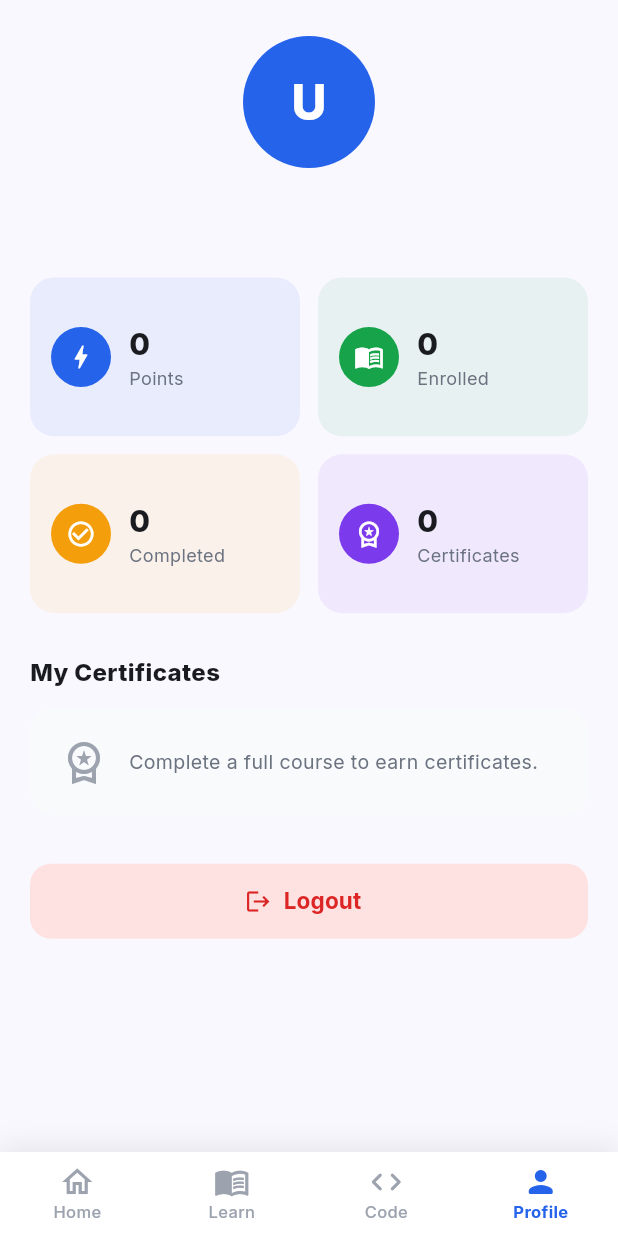
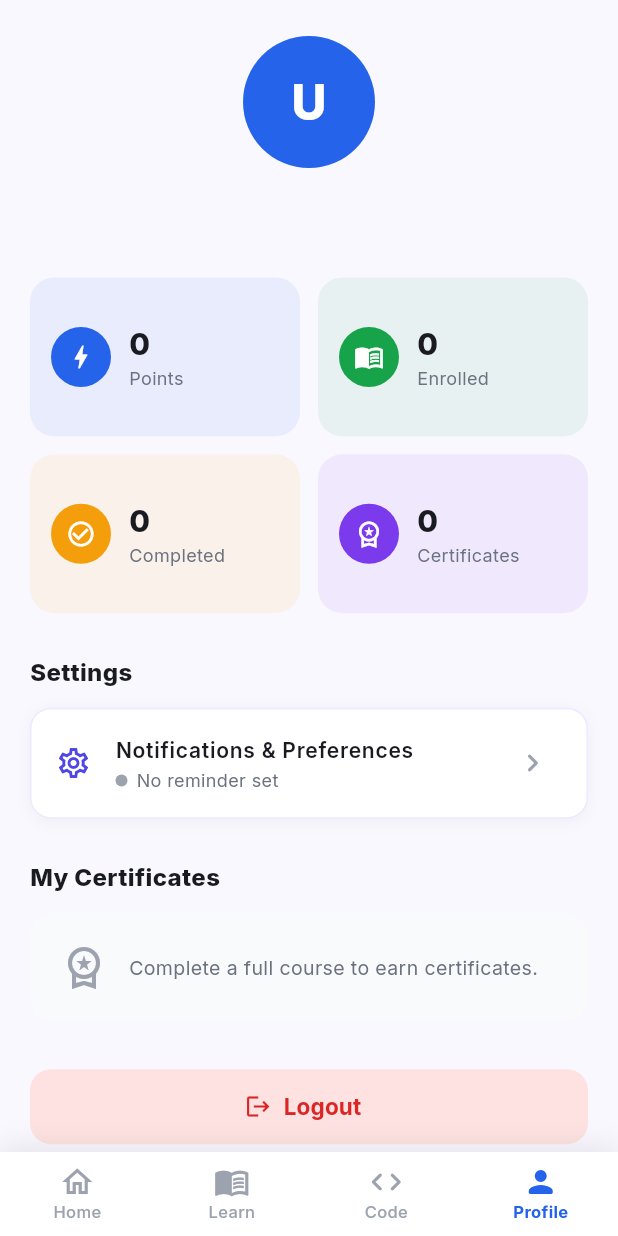
Before and after one commit to aadim077/Guido_app, a Flutter app: the MainNavigationScreen screen opened by its route, item 4 of the bottom bar chosen, on a phone screen of 412 x 824 dp. Run offline on Flutter 3.47's test engine with Material 3 defaults, Android fonts, the phone set to English and light mode, and no system bars; our stand-ins replace flutter_local_notifications, google_fonts, open_filex, permission_handler, shared_preferences, timezone; accounts and stored records are empty; network calls fail.

Commit message:
feat: Add local daily study notifications and settings

```diff
--- a/guido_app/lib/screens/main_navigation_screen.dart
+++ b/guido_app/lib/screens/main_navigation_screen.dart
@@ -2,6 +2,7 @@ import 'package:flutter/material.dart';
 import 'package:provider/provider.dart';
 
 import '../providers/course_provider.dart';
+import '../providers/reminder_provider.dart';
 import 'code_screen.dart';
 import 'home_screen.dart';
 import 'learn_screen.dart';
@@ -14,17 +15,35 @@ class MainNavigationScreen extends StatefulWidget {
   State<MainNavigationScreen> createState() => _MainNavigationScreenState();
 }
 
-class _MainNavigationScreenState extends State<MainNavigationScreen> {
+class _MainNavigationScreenState extends State<MainNavigationScreen> with WidgetsBindingObserver {
   int _currentIndex = 0;
 
   @override
   void initState() {
     super.initState();
+    WidgetsBinding.instance.addObserver(this);
     WidgetsBinding.instance.addPostFrameCallback((_) {
       context.read<CourseProvider>().loadCourses();
       context.read<CourseProvider>().loadUserProgress();
       context.read<CourseProvider>().loadCertificates();
+      context.read<ReminderProvider>().loadSettings();
     });
+  }
+
+  @override
+  void dispose() {
+    WidgetsBinding.instance.removeObserver(this);
+    super.dispose();
+  }
+
+  @override
+  void didChangeAppLifecycleState(AppLifecycleState state) {
+    if (state == AppLifecycleState.resumed) {
+      final provider = context.read<ReminderProvider>();
+      if (provider.isReminderEnabled) {
+        provider.loadSettings();
+      }
+    }
   }
 
   @override
--- a/guido_app/lib/screens/profile_screen.dart
+++ b/guido_app/lib/screens/profile_screen.dart
@@ -8,6 +8,7 @@ import 'package:provider/provider.dart';
 import '../models/certificate_model.dart';
 import '../providers/auth_provider.dart';
 import '../providers/course_provider.dart';
+import '../providers/reminder_provider.dart';
 import 'certificate_screen.dart';
 
 class ProfileScreen extends StatefulWidget {
@@ -124,6 +125,8 @@ class _ProfileScreenState extends State<ProfileScreen> {
                 completed: progress?.completedCoursesCount ?? 0,
                 certCount: certificates.length,
               ),
+              const SizedBox(height: 28),
+              _SettingsSection(),
               const SizedBox(height: 28),
               const Align(
                 alignment: Alignment.centerLeft,
@@ -364,3 +367,55 @@ class _EmptyCertificates extends StatelessWidget {
     );
   }
 }
+
+class _SettingsSection extends StatelessWidget {
+  @override
+  Widget build(BuildContext context) {
+    return Consumer<ReminderProvider>(
+      builder: (context, provider, _) {
+        final statusText = provider.isReminderEnabled
+            ? 'Reminder set for ${_formatTime(provider.selectedTime)}'
+            : 'No reminder set';
+        final statusColor = provider.isReminderEnabled ? const Color(0xFF16A34A) : const Color(0xFF9CA3AF);
+
+        return Column(
+          crossAxisAlignment: CrossAxisAlignment.start,
+          children: [
+            const Text('Settings', style: TextStyle(fontSize: 16, fontWeight: FontWeight.w800)),
+            const SizedBox(height: 12),
+            Container(
+              decoration: BoxDecoration(
+                color: Colors.white,
+                borderRadius: BorderRadius.circular(14),
+                border: Border.all(color: const Color(0xFFEDE9FE)),
+                boxShadow: [
+                  BoxShadow(color: Colors.black.withValues(alpha: 0.04), blurRadius: 8, offset: const Offset(0, 2)),
+                ],
+              ),
+              child: ListTile(
+                leading: const Icon(Icons.settings_outlined, color: Color(0xFF4F46E5)),
+                title: const Text('Notifications & Preferences', style: TextStyle(fontWeight: FontWeight.w600, fontSize: 14)),
+                subtitle: Row(
+                  children: [
+                    Container(width: 8, height: 8, decoration: BoxDecoration(color: statusColor, shape: BoxShape.circle)),
+                    const SizedBox(width: 6),
+                    Text(statusText, style: const TextStyle(fontSize: 12, color: Color(0xFF6B7280))),
+                  ],
+                ),
+                trailing: const Icon(Icons.chevron_right_rounded, color: Color(0xFF9CA3AF)),
+                onTap: () => Navigator.pushNamed(context, '/settings'),
+              ),
+            ),
+          ],
+        );
+      },
+    );
+  }
+
+  String _formatTime(TimeOfDay time) {
+    final hour = time.hourOfPeriod == 0 ? 12 : time.hourOfPeriod;
+    final minute = time.minute.toString().padLeft(2, '0');
+    final period = time.period == DayPeriod.am ? 'AM' : 'PM';
+    return '$hour:$minute $period';
+  }
+}
--- /dev/null
+++ b/guido_app/lib/services/reminder_preferences.dart
@@ -0,0 +1,42 @@
+import 'package:flutter/material.dart';
+import 'package:shared_preferences/shared_preferences.dart';
+
+class ReminderPreferences {
+  static const String _keyEnabled = 'reminder_enabled';
+  static const String _keyHour = 'reminder_hour';
+  static const String _keyMinute = 'reminder_minute';
+
+  final SharedPreferences _prefs;
+
+  ReminderPreferences(this._prefs);
+
+  static Future<ReminderPreferences> create() async {
+    final prefs = await SharedPreferences.getInstance();
+    return ReminderPreferences(prefs);
+  }
+
+  bool getReminderEnabled() {
+    return _prefs.getBool(_keyEnabled) ?? false;
+  }
+
+  Future<void> setReminderEnabled(bool value) async {
+    await _prefs.setBool(_keyEnabled, value);
+  }
+
+  TimeOfDay getReminderTime() {
+    final hour = _prefs.getInt(_keyHour) ?? 9;
+    final minute = _prefs.getInt(_keyMinute) ?? 0;
+    return TimeOfDay(hour: hour, minute: minute);
+  }
+
+  Future<void> setReminderTime(TimeOfDay time) async {
+    await _prefs.setInt(_keyHour, time.hour);
+    await _prefs.setInt(_keyMinute, time.minute);
+  }
+
+  Future<void> clearReminderSettings() async {
+    await _prefs.remove(_keyEnabled);
+    await _prefs.remove(_keyHour);
+    await _prefs.remove(_keyMinute);
+  }
+}
--- /dev/null
+++ b/guido_app/lib/utils/navigation_key.dart
@@ -0,0 +1,3 @@
+import 'package:flutter/material.dart';
+
+final GlobalKey<NavigatorState> navigatorKey = GlobalKey<NavigatorState>();
--- a/guido_app/pubspec.yaml
+++ b/guido_app/pubspec.yaml
@@ -41,6 +41,8 @@ dependencies:
   path_provider: ^2.1.1
   open_filex: ^4.3.4
   permission_handler: ^11.1.0
+  flutter_local_notifications: 17.0.0
+  timezone: 0.9.4
 
 dev_dependencies:
   flutter_test:
```
Also changed, not shown: guido_app/lib/main.dart (+15 -1 lines), guido_app/lib/providers/reminder_provider.dart (added, +90 -0 lines), guido_app/lib/screens/settings_screen.dart (added, +113 -0 lines), guido_app/lib/services/notification_service.dart (added, +157 -0 lines), guido_app/pubspec.lock, 6 other files.
